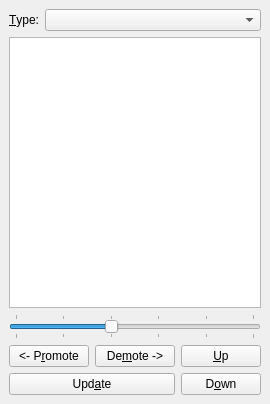
First picture: the form in src/frontends/qt4/ui/TocUi.ui, repository cburschka/lyx, before the edit.
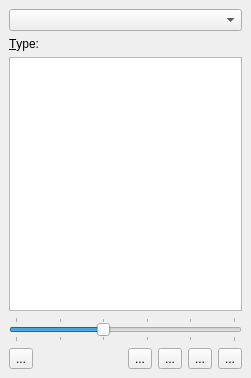
Second picture: the form after the edit. Icons and pictures are not drawn.

Commit message:
TOC Widget beautification by Stefan Schimanski:
* lib/images: 3 new icons
* TocUi/TocWidget: Replace labeled button with icon buttons.

```diff
--- a/src/frontends/qt4/ui/TocUi.ui
+++ b/src/frontends/qt4/ui/TocUi.ui
@@ -8,8 +8,8 @@
    <rect>
     <x>0</x>
     <y>0</y>
-    <width>257</width>
-    <height>404</height>
+    <width>251</width>
+    <height>378</height>
    </rect>
   </property>
   <property name="windowTitle" >
@@ -22,94 +22,125 @@
    <property name="spacing" >
     <number>6</number>
    </property>
-   <item row="3" column="0" colspan="2" >
-    <layout class="QGridLayout" >
+   <item row="4" column="0" >
+    <layout class="QHBoxLayout" >
      <property name="margin" >
       <number>0</number>
      </property>
      <property name="spacing" >
       <number>6</number>
      </property>
-     <item row="0" column="0" >
-      <widget class="QPushButton" name="moveOutPB" >
+     <item>
+      <widget class="QToolButton" name="updateTB" >
+       <property name="toolTip" >
+        <string>Update navigation tree</string>
+       </property>
+       <property name="text" >
+        <string>...</string>
+       </property>
+       <property name="icon" >
+        <iconset>../../../../lib/images/reload.xpm</iconset>
+       </property>
+       <property name="iconSize" >
+        <size>
+         <width>20</width>
+         <height>20</height>
+        </size>
+       </property>
+      </widget>
+     </item>
+     <item>
+      <spacer>
+       <property name="orientation" >
+        <enum>Qt::Horizontal</enum>
+       </property>
+       <property name="sizeHint" >
+        <size>
+         <width>16</width>
+         <height>20</height>
+        </size>
+       </property>
+      </spacer>
+     </item>
+     <item>
+      <widget class="QToolButton" name="moveOutTB" >
        <property name="toolTip" >
         <string>Decrease nesting depth of selected item</string>
        </property>
        <property name="text" >
-        <string>&lt;- P&amp;romote</string>
+        <string>...</string>
        </property>
-      </widget>
-     </item>
-     <item row="1" column="2" >
-      <widget class="QPushButton" name="moveDownPB" >
-       <property name="toolTip" >
-        <string>Move selected item down by one</string>
+       <property name="icon" >
+        <iconset>../../../../lib/images/promote.xpm</iconset>
        </property>
-       <property name="text" >
-        <string>D&amp;own</string>
+       <property name="iconSize" >
+        <size>
+         <width>20</width>
+         <height>20</height>
+        </size>
        </property>
       </widget>
      </item>
-     <item row="0" column="1" >
-      <widget class="QPushButton" name="moveInPB" >
+     <item>
+      <widget class="QToolButton" name="moveInTB" >
        <property name="toolTip" >
         <string>Increase nesting depth of selected item</string>
        </property>
        <property name="text" >
-        <string>De&amp;mote -></string>
+        <string>...</string>
+       </property>
+       <property name="icon" >
+        <iconset>../../../../lib/images/demote.xpm</iconset>
+       </property>
+       <property name="iconSize" >
+        <size>
+         <width>20</width>
+         <height>20</height>
+        </size>
        </property>
       </widget>
      </item>
-     <item row="1" column="0" colspan="2" >
-      <widget class="QPushButton" name="updatePB" >
+     <item>
+      <widget class="QToolButton" name="moveDownTB" >
        <property name="toolTip" >
         <string>Update navigation tree</string>
        </property>
        <property name="text" >
-        <string>Upd&amp;ate</string>
+        <string>...</string>
+       </property>
+       <property name="icon" >
+        <iconset>../../../../lib/images/down.xpm</iconset>
+       </property>
+       <property name="iconSize" >
+        <size>
+         <width>20</width>
+         <height>20</height>
+        </size>
        </property>
       </widget>
      </item>
-     <item row="0" column="2" >
-      <widget class="QPushButton" name="moveUpPB" >
+     <item>
+      <widget class="QToolButton" name="moveUpTB" >
        <property name="toolTip" >
         <string>Move selected item up by one</string>
        </property>
        <property name="text" >
-        <string>&amp;Up</string>
+        <string>...</string>
+       </property>
+       <property name="icon" >
+        <iconset>../../../../lib/images/up.xpm</iconset>
+       </property>
+       <property name="iconSize" >
+        <size>
+         <width>20</width>
+         <height>20</height>
+        </size>
        </property>
       </widget>
      </item>
     </layout>
    </item>
-   <item row="0" column="1" >
-    <widget class="QComboBox" name="typeCO" >
-     <property name="sizePolicy" >
-      <sizepolicy>
-       <hsizetype>7</hsizetype>
-       <vsizetype>0</vsizetype>
-       <horstretch>0</horstretch>
-       <verstretch>0</verstretch>
-      </sizepolicy>
-     </property>
-     <property name="toolTip" >
-      <string>Switch between table of contents, list of figures or list of tables, if available</string>
-     </property>
-    </widget>
-   </item>
-   <item row="1" column="0" colspan="2" >
-    <widget class="QTreeView" name="tocTV" >
-     <property name="sizePolicy" >
-      <sizepolicy>
-       <hsizetype>7</hsizetype>
-       <vsizetype>7</vsizetype>
-       <horstretch>0</horstretch>
-       <verstretch>0</verstretch>
-      </sizepolicy>
-     </property>
-    </widget>
-   </item>
-   <item row="2" column="0" colspan="2" >
+   <item row="3" column="0" >
     <widget class="QSlider" name="depthSL" >
      <property name="toolTip" >
       <string>Adjust the depth of the navigation tree</string>
@@ -131,7 +162,19 @@
      </property>
     </widget>
    </item>
-   <item row="0" column="0" >
+   <item row="2" column="0" >
+    <widget class="QTreeView" name="tocTV" >
+     <property name="sizePolicy" >
+      <sizepolicy>
+       <hsizetype>7</hsizetype>
+       <vsizetype>7</vsizetype>
+       <horstretch>0</horstretch>
+       <verstretch>0</verstretch>
+      </sizepolicy>
+     </property>
+    </widget>
+   </item>
+   <item row="1" column="0" >
     <widget class="QLabel" name="typeLA" >
      <property name="text" >
       <string>&amp;Type:</string>
@@ -141,6 +184,21 @@
      </property>
     </widget>
    </item>
+   <item row="0" column="0" >
+    <widget class="QComboBox" name="typeCO" >
+     <property name="sizePolicy" >
+      <sizepolicy>
+       <hsizetype>7</hsizetype>
+       <vsizetype>0</vsizetype>
+       <horstretch>0</horstretch>
+       <verstretch>0</verstretch>
+      </sizepolicy>
+     </property>
+     <property name="toolTip" >
+      <string>Switch between table of contents, list of figures or list of tables, if available</string>
+     </property>
+    </widget>
+   </item>
   </layout>
  </widget>
  <tabstops>
```
Left out of the diff: 6 changed lines with no effect on the pictures. The commit also changes 6 other files.
